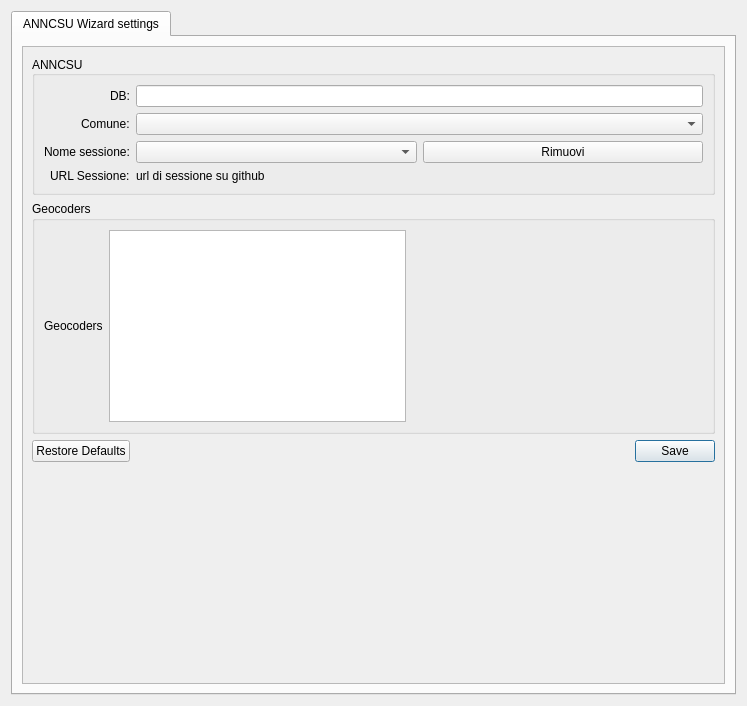
The window that qgisplugin/anncsu_manager/resources/ui/wizard_settings.ui (anncsu-open/anncsu-manager) describes before a commit, drawn with Qt 5.
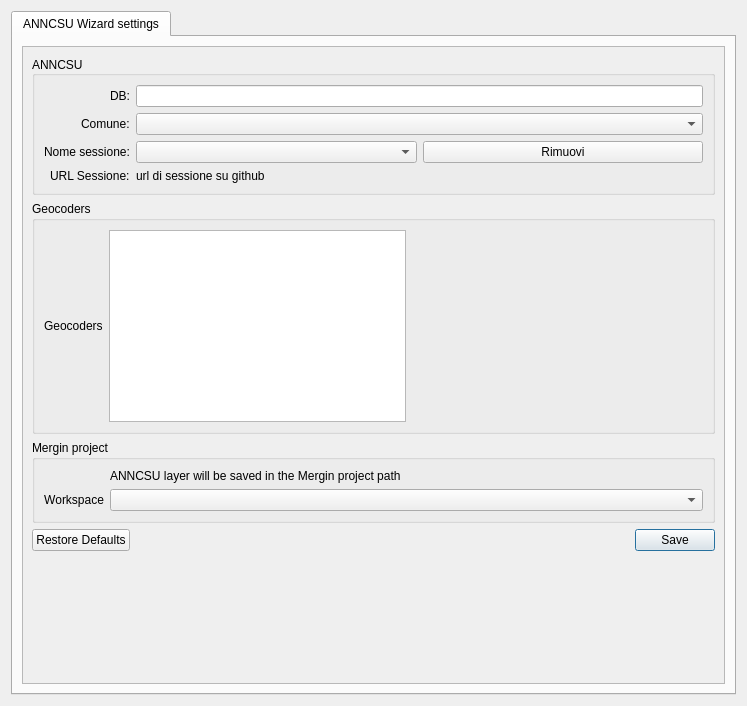
The same window after the commit.

Commit message: added selection on Mergin project where to save layers and check if any project is availaable (otherwise block interface)

The edit to the form file:
```diff
--- a/qgisplugin/anncsu_manager/resources/ui/wizard_settings.ui
+++ b/qgisplugin/anncsu_manager/resources/ui/wizard_settings.ui
@@ -169,6 +169,41 @@
              </layout>
             </widget>
            </item>
+           <item>
+            <widget class="QGroupBox" name="groupBox_3">
+             <property name="title">
+              <string>Mergin project</string>
+             </property>
+             <layout class="QFormLayout" name="formLayout">
+              <item row="1" column="1">
+               <widget class="QComboBox" name="mergin_project_cb"/>
+              </item>
+              <item row="1" column="0">
+               <widget class="QLabel" name="label_3">
+                <property name="text">
+                 <string>Workspace</string>
+                </property>
+                <property name="alignment">
+                 <set>Qt::AlignRight|Qt::AlignTrailing|Qt::AlignVCenter</set>
+                </property>
+                <property name="textInteractionFlags">
+                 <set>Qt::LinksAccessibleByKeyboard|Qt::LinksAccessibleByMouse|Qt::TextBrowserInteraction|Qt::TextSelectableByKeyboard|Qt::TextSelectableByMouse</set>
+                </property>
+               </widget>
+              </item>
+              <item row="0" column="1">
+               <widget class="QLabel" name="label_7">
+                <property name="text">
+                 <string>ANNCSU layer will be saved in the Mergin project path</string>
+                </property>
+                <property name="textInteractionFlags">
+                 <set>Qt::LinksAccessibleByKeyboard|Qt::LinksAccessibleByMouse|Qt::TextBrowserInteraction|Qt::TextSelectableByKeyboard|Qt::TextSelectableByMouse</set>
+                </property>
+               </widget>
+              </item>
+             </layout>
+            </widget>
+           </item>
            <item>
             <widget class="QDialogButtonBox" name="settings_button_box">
              <property name="standardButtons">
```
The commit also changes 1 other file.
